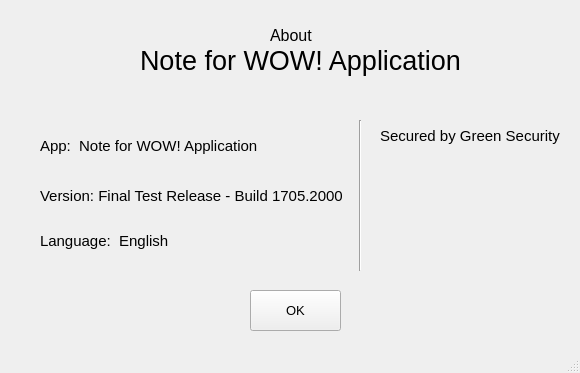
First picture: the form in PTI/SPCK/GUI/about.ui, repository GreenSystemDuy08/TL-C4K-PTI01, before the edit.
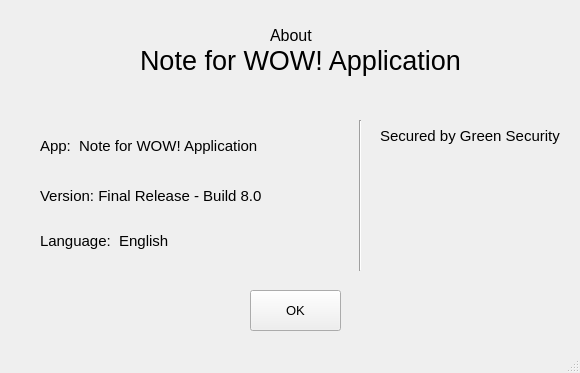
Second picture: the form after the edit. Icons and pictures are not drawn.

```diff
--- a/PTI/SPCK/GUI/about.ui
+++ b/PTI/SPCK/GUI/about.ui
@@ -106,7 +106,7 @@
      </font>
     </property>
     <property name="text">
-     <string>Version: Final Test Release - Build 1705.2000</string>
+     <string>Version: Final Release - Build 8.0</string>
     </property>
    </widget>
    <widget class="QLabel" name="label_7">
```
